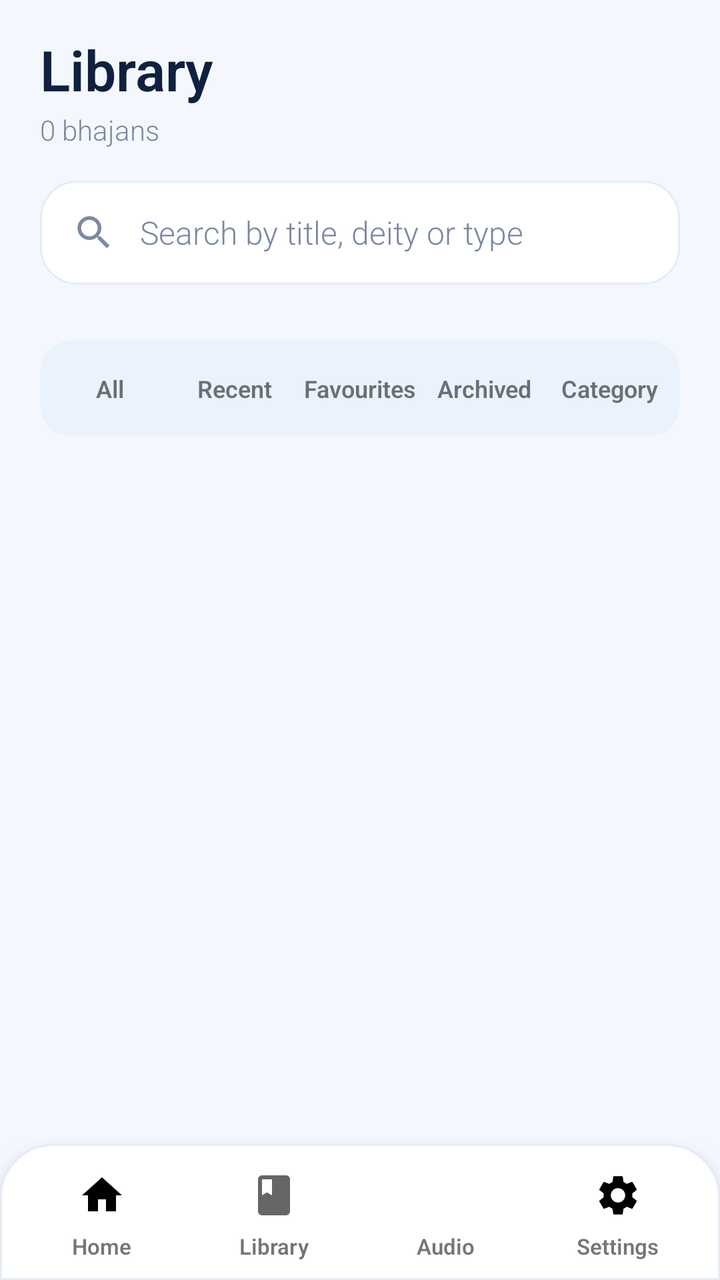
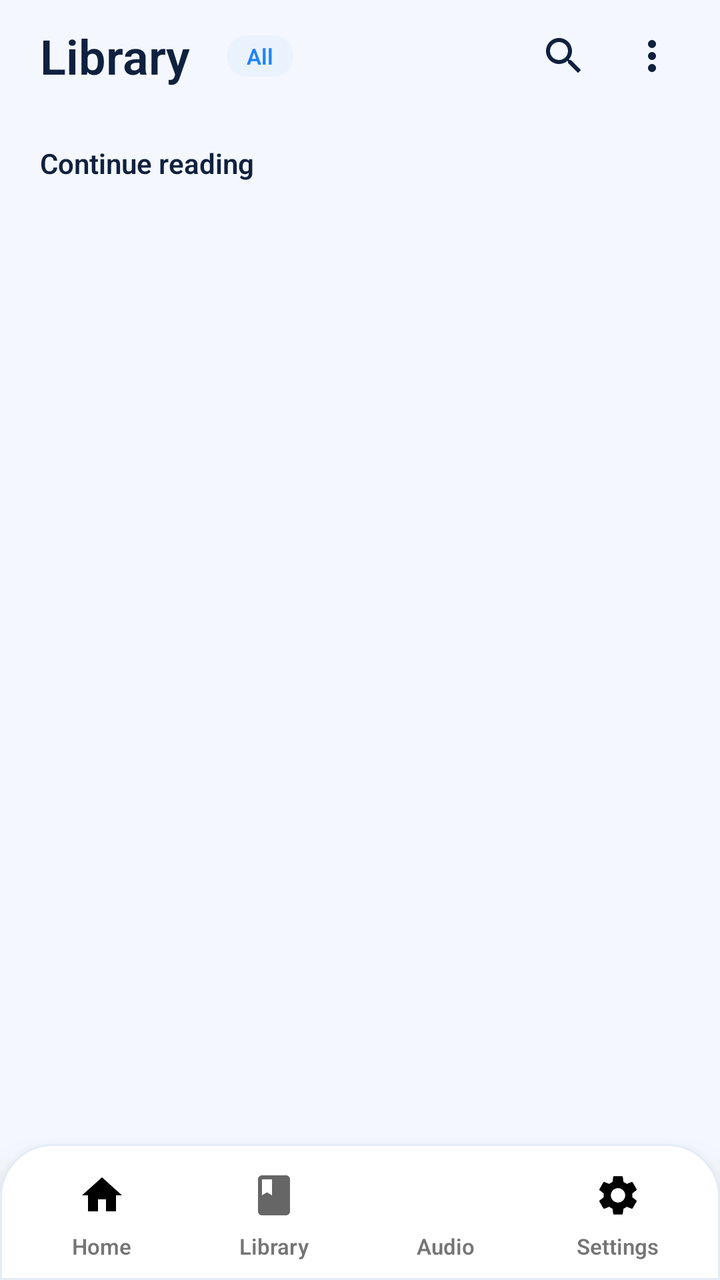

Two renders of the same Android screen: before a commit and after it. Below are the layout's source before the change and the commit's diff.
<!-- AndroidManifest.xml: application theme Theme.BhajanApp -->
<!-- res/layout/activity_library.xml -->
<?xml version="1.0" encoding="utf-8"?>
<LinearLayout xmlns:android="http://schemas.android.com/apk/res/android"
    android:id="@+id/root"
    android:layout_width="match_parent"
    android:layout_height="match_parent"
    android:background="@color/bg"
    android:fitsSystemWindows="true"
    android:focusable="true"
    android:focusableInTouchMode="true"
    android:orientation="vertical">

    <LinearLayout
        android:layout_width="match_parent"
        android:layout_height="wrap_content"
        android:gravity="center_vertical"
        android:orientation="horizontal"
        android:paddingStart="20dp"
        android:paddingEnd="20dp"
        android:paddingTop="16dp">

        <LinearLayout
            android:layout_width="0dp"
            android:layout_height="wrap_content"
            android:layout_weight="1"
            android:orientation="vertical">

            <TextView
                android:layout_width="wrap_content"
                android:layout_height="wrap_content"
                android:text="Library"
                android:textColor="@color/text_primary"
                android:textSize="28sp"
                android:textStyle="bold" />

            <TextView
                android:id="@+id/tv_count"
                android:layout_width="wrap_content"
                android:layout_height="wrap_content"
                android:layout_marginTop="2dp"
                android:text="0 bhajans"
                android:textColor="@color/text_secondary"
                android:textSize="14sp" />
        </LinearLayout>

        <TextView
            android:id="@+id/btn_clear_all"
            android:layout_width="wrap_content"
            android:layout_height="38dp"
            android:background="@drawable/bg_pill"
            android:gravity="center"
            android:paddingStart="16dp"
            android:paddingEnd="16dp"
            android:text="Clear"
            android:textColor="@color/red"
            android:textSize="13sp"
            android:textStyle="bold"
            android:visibility="gone" />
    </LinearLayout>

    <LinearLayout
        android:layout_width="match_parent"
        android:layout_height="52dp"
        android:layout_marginStart="20dp"
        android:layout_marginEnd="20dp"
        android:layout_marginTop="16dp"
        android:background="@drawable/bg_search_bar"
        android:gravity="center_vertical"
        android:orientation="horizontal"
        android:paddingStart="16dp"
        android:paddingEnd="8dp">

        <ImageView
            android:layout_width="22dp"
            android:layout_height="22dp"
            android:src="@drawable/ic_search"
            android:tint="@color/text_secondary" />

        <EditText
            android:id="@+id/et_search"
            android:layout_width="0dp"
            android:layout_height="match_parent"
            android:layout_weight="1"
            android:background="@android:color/transparent"
            android:hint="Search by title, deity or type"
            android:imeOptions="actionSearch"
            android:inputType="text"
            android:maxLines="1"
            android:paddingStart="12dp"
            android:textColor="@color/text_primary"
            android:textColorHint="@color/text_secondary"
            android:textSize="16sp" />

        <ImageView
            android:id="@+id/btn_search_clear"
            android:layout_width="36dp"
            android:layout_height="36dp"
            android:background="?attr/selectableItemBackgroundBorderless"
            android:padding="8dp"
            android:src="@drawable/ic_close"
            android:tint="@color/text_secondary"
            android:visibility="gone" />
    </LinearLayout>

    <androidx.recyclerview.widget.RecyclerView
        android:id="@+id/rv_categories"
        android:layout_width="match_parent"
        android:layout_height="wrap_content"
        android:clipToPadding="false"
        android:paddingStart="20dp"
        android:paddingEnd="20dp"
        android:paddingTop="14dp"
        android:paddingBottom="4dp" />

    
    <LinearLayout
        android:layout_width="match_parent"
        android:layout_height="wrap_content"
        android:layout_marginStart="20dp"
        android:layout_marginEnd="20dp"
        android:layout_marginTop="10dp"
        android:layout_marginBottom="8dp"
        android:background="@drawable/bg_segment"
        android:orientation="horizontal"
        android:padding="4dp">

        <TextView
            android:id="@+id/seg_all"
            android:layout_width="0dp"
            android:layout_height="40dp"
            android:layout_weight="1"
            android:gravity="center"
            android:text="All"
            android:textSize="12sp"
            android:textStyle="bold" />

        <TextView
            android:id="@+id/seg_recent"
            android:layout_width="0dp"
            android:layout_height="40dp"
            android:layout_weight="1"
            android:gravity="center"
            android:text="Recent"
            android:textSize="12sp"
            android:textStyle="bold" />

        <TextView
            android:id="@+id/seg_fav"
            android:layout_width="0dp"
            android:layout_height="40dp"
            android:layout_weight="1"
            android:gravity="center"
            android:text="Favourites"
            android:textSize="12sp"
            android:textStyle="bold" />

        <TextView
            android:id="@+id/seg_archived"
            android:layout_width="0dp"
            android:layout_height="40dp"
            android:layout_weight="1"
            android:gravity="center"
            android:text="Archived"
            android:textSize="12sp"
            android:textStyle="bold" />

        <TextView
            android:id="@+id/seg_category"
            android:layout_width="0dp"
            android:layout_height="40dp"
            android:layout_weight="1"
            android:gravity="center"
            android:text="Category"
            android:textSize="12sp"
            android:textStyle="bold" />
    </LinearLayout>

    <FrameLayout
        android:layout_width="match_parent"
        android:layout_height="0dp"
        android:layout_weight="1">

        <androidx.recyclerview.widget.RecyclerView
            android:id="@+id/recyclerView"
            android:layout_width="match_parent"
            android:layout_height="match_parent"
            android:clipToPadding="false"
            android:paddingTop="4dp"
            android:paddingBottom="16dp" />

        <LinearLayout
            android:id="@+id/empty_state"
            android:layout_width="match_parent"
            android:layout_height="wrap_content"
            android:layout_gravity="center"
            android:gravity="center_horizontal"
            android:orientation="vertical"
            android:paddingStart="40dp"
            android:paddingEnd="40dp"
            android:visibility="gone">

            <ImageView
                android:id="@+id/iv_empty"
                android:layout_width="88dp"
                android:layout_height="88dp"
                android:background="@drawable/bg_circle_card"
                android:padding="26dp"
                android:src="@drawable/ic_search"
                android:tint="@color/accent" />

            <TextView
                android:id="@+id/tv_empty_title"
                android:layout_width="wrap_content"
                android:layout_height="wrap_content"
                android:layout_marginTop="18dp"
                android:textColor="@color/text_primary"
                android:textSize="18sp"
                android:textStyle="bold" />

            <TextView
                android:id="@+id/tv_empty_sub"
                android:layout_width="wrap_content"
                android:layout_height="wrap_content"
                android:layout_marginTop="6dp"
                android:gravity="center"
                android:textColor="@color/text_secondary"
                android:textSize="14sp" />
        </LinearLayout>
    </FrameLayout>

    <include layout="@layout/view_bottom_nav" />
</LinearLayout>
<!-- res/layout/view_bottom_nav.xml (included above) -->
<?xml version="1.0" encoding="utf-8"?>
<LinearLayout xmlns:android="http://schemas.android.com/apk/res/android"
    android:id="@+id/bottom_nav"
    android:layout_width="match_parent"
    android:layout_height="68dp"
    android:background="@drawable/bg_nav"
    android:elevation="12dp"
    android:orientation="horizontal"
    android:paddingStart="8dp"
    android:paddingEnd="8dp">

    <LinearLayout
        android:id="@+id/nav_home"
        android:layout_width="0dp"
        android:layout_height="match_parent"
        android:layout_weight="1"
        android:gravity="center"
        android:orientation="vertical">
        <FrameLayout
            android:id="@+id/nav_home_pill"
            android:layout_width="56dp"
            android:layout_height="32dp">
            <ImageView
                android:id="@+id/nav_home_icon"
                android:layout_width="24dp"
                android:layout_height="24dp"
                android:layout_gravity="center"
                android:src="@drawable/ic_home" />
        </FrameLayout>
        <TextView
            android:id="@+id/nav_home_label"
            android:layout_width="wrap_content"
            android:layout_height="wrap_content"
            android:layout_marginTop="2dp"
            android:text="Home"
            android:textSize="11sp"
            android:textStyle="bold" />
    </LinearLayout>

    <LinearLayout
        android:id="@+id/nav_lyrics"
        android:layout_width="0dp"
        android:layout_height="match_parent"
        android:layout_weight="1"
        android:gravity="center"
        android:orientation="vertical">
        <FrameLayout
            android:id="@+id/nav_lyrics_pill"
            android:layout_width="56dp"
            android:layout_height="32dp">
            <ImageView
                android:id="@+id/nav_lyrics_icon"
                android:layout_width="24dp"
                android:layout_height="24dp"
                android:layout_gravity="center"
                android:src="@drawable/ic_book" />
        </FrameLayout>
        <TextView
            android:id="@+id/nav_lyrics_label"
            android:layout_width="wrap_content"
            android:layout_height="wrap_content"
            android:layout_marginTop="2dp"
            android:text="Library"
            android:textSize="11sp"
            android:textStyle="bold" />
    </LinearLayout>

    <LinearLayout
        android:id="@+id/nav_audio"
        android:layout_width="0dp"
        android:layout_height="match_parent"
        android:layout_weight="1"
        android:gravity="center"
        android:orientation="vertical">
        <FrameLayout
            android:id="@+id/nav_audio_pill"
            android:layout_width="56dp"
            android:layout_height="32dp">
            <ImageView
                android:id="@+id/nav_audio_icon"
                android:layout_width="24dp"
                android:layout_height="24dp"
                android:layout_gravity="center"
                android:src="@drawable/ic_music_note" />
        </FrameLayout>
        <TextView
            android:id="@+id/nav_audio_label"
            android:layout_width="wrap_content"
            android:layout_height="wrap_content"
            android:layout_marginTop="2dp"
            android:text="Audio"
            android:textSize="11sp"
            android:textStyle="bold" />
    </LinearLayout>

    <LinearLayout
        android:id="@+id/nav_settings"
        android:layout_width="0dp"
        android:layout_height="match_parent"
        android:layout_weight="1"
        android:gravity="center"
        android:orientation="vertical">
        <FrameLayout
            android:id="@+id/nav_settings_pill"
            android:layout_width="56dp"
            android:layout_height="32dp">
            <ImageView
                android:id="@+id/nav_settings_icon"
                android:layout_width="24dp"
                android:layout_height="24dp"
                android:layout_gravity="center"
                android:src="@drawable/ic_settings" />
        </FrameLayout>
        <TextView
            android:id="@+id/nav_settings_label"
            android:layout_width="wrap_content"
            android:layout_height="wrap_content"
            android:layout_marginTop="2dp"
            android:text="Settings"
            android:textSize="11sp"
            android:textStyle="bold" />
    </LinearLayout>
</LinearLayout>
<!-- resources referenced by this layout -->
<resources>
  <color name="accent">#2185F5</color>
  <color name="bg">#F4F8FE</color>
  <color name="red">#E5484D</color>
  <color name="text_primary">#10213F</color>
  <color name="text_secondary">#7A8AA3</color>
  <!-- drawable bg_circle_card (drawable) -->
  <?xml version="1.0" encoding="utf-8"?>
  <shape xmlns:android="http://schemas.android.com/apk/res/android" android:shape="oval">
      <solid android:color="@color/card" />
      <stroke android:width="1dp" android:color="@color/card_border" />
  </shape>
  <!-- drawable bg_pill (drawable) -->
  <?xml version="1.0" encoding="utf-8"?>
  <shape xmlns:android="http://schemas.android.com/apk/res/android" android:shape="rectangle">
      <solid android:color="@color/card" />
      <corners android:radius="26dp" />
      <stroke android:width="1dp" android:color="@color/card_border" />
  </shape>
  <!-- drawable bg_search_bar (drawable) -->
  <?xml version="1.0" encoding="utf-8"?>
  <shape xmlns:android="http://schemas.android.com/apk/res/android" android:shape="rectangle">
      <solid android:color="@color/card" />
      <corners android:radius="18dp" />
      <stroke android:width="1dp" android:color="@color/card_border" />
  </shape>
  <!-- drawable bg_segment (drawable) -->
  <?xml version="1.0" encoding="utf-8"?>
  <shape xmlns:android="http://schemas.android.com/apk/res/android" android:shape="rectangle">
      <solid android:color="@color/muted" />
      <corners android:radius="16dp" />
  </shape>
  <color name="card">#FFFFFF</color>
  <color name="card_border">#E4ECF7</color>
  <color name="muted">#EAF2FD</color>
  <!-- unchanged entries left out for length: 8 -->
</resources>

<!-- the commit's change to res/layout/activity_library.xml (unified diff, before → after) -->
@@ -1,4 +1,3 @@
-<?xml version="1.0" encoding="utf-8"?>
 <LinearLayout xmlns:android="http://schemas.android.com/apk/res/android"
     android:id="@+id/root"
     android:layout_width="match_parent"
@@ -9,98 +8,123 @@
     android:focusableInTouchMode="true"
     android:orientation="vertical">
 
-    <LinearLayout
+    
+    <FrameLayout
         android:layout_width="match_parent"
-        android:layout_height="wrap_content"
-        android:gravity="center_vertical"
-        android:orientation="horizontal"
+        android:layout_height="56dp"
+        android:clipChildren="false"
+        android:clipToPadding="false"
         android:paddingStart="20dp"
-        android:paddingEnd="20dp"
-        android:paddingTop="16dp">
+        android:paddingEnd="12dp">
 
         <LinearLayout
-            android:layout_width="0dp"
-            android:layout_height="wrap_content"
-            android:layout_weight="1"
-            android:orientation="vertical">
+            android:id="@+id/title_group"
+            android:layout_width="wrap_content"
+            android:layout_height="match_parent"
+            android:gravity="center_vertical"
+            android:orientation="horizontal">
 
             <TextView
                 android:layout_width="wrap_content"
                 android:layout_height="wrap_content"
                 android:text="Library"
                 android:textColor="@color/text_primary"
-                android:textSize="28sp"
+                android:textSize="24sp"
                 android:textStyle="bold" />
 
             <TextView
                 android:id="@+id/tv_count"
                 android:layout_width="wrap_content"
                 android:layout_height="wrap_content"
-                android:layout_marginTop="2dp"
-                android:text="0 bhajans"
+                android:layout_marginStart="10dp"
                 android:textColor="@color/text_secondary"
-                android:textSize="14sp" />
+                android:textSize="13sp" />
+
+            <TextView
+                android:id="@+id/tv_active_view"
+                android:layout_width="wrap_content"
+                android:layout_height="wrap_content"
+                android:layout_marginStart="8dp"
+                android:background="@drawable/bg_tag"
+                android:paddingStart="10dp"
+                android:paddingEnd="10dp"
+                android:paddingTop="3dp"
+                android:paddingBottom="3dp"
+                android:text="All"
+                android:textColor="@color/accent"
+                android:textSize="11sp"
+                android:textStyle="bold" />
         </LinearLayout>
 
-        <TextView
-            android:id="@+id/btn_clear_all"
-            android:layout_width="wrap_content"
-            android:layout_height="38dp"
-            android:background="@drawable/bg_pill"
-            android:gravity="center"
-            android:paddingStart="16dp"
-            android:paddingEnd="16dp"
-            android:text="Clear"
-            android:textColor="@color/red"
-            android:textSize="13sp"
-            android:textStyle="bold"
-            android:visibility="gone" />
-    </LinearLayout>
-
-    <LinearLayout
-        android:layout_width="match_parent"
-        android:layout_height="52dp"
-        android:layout_marginStart="20dp"
-        android:layout_marginEnd="20dp"
-        android:layout_marginTop="16dp"
-        android:background="@drawable/bg_search_bar"
-        android:gravity="center_vertical"
-        android:orientation="horizontal"
-        android:paddingStart="16dp"
-        android:paddingEnd="8dp">
-
-        <ImageView
-            android:layout_width="22dp"
-            android:layout_height="22dp"
-            android:src="@drawable/ic_search"
-            android:tint="@color/text_secondary" />
-
-        <EditText
-            android:id="@+id/et_search"
-            android:layout_width="0dp"
+        <LinearLayout
+            android:id="@+id/search_inline"
+            android:layout_width="match_parent"
             android:layout_height="match_parent"
-            android:layout_weight="1"
-            android:background="@android:color/transparent"
-            android:hint="Search by title, deity or type"
-            android:imeOptions="actionSearch"
-            android:inputType="text"
-            android:maxLines="1"
-            android:paddingStart="12dp"
-            android:textColor="@color/text_primary"
-            android:textColorHint="@color/text_secondary"
-            android:textSize="16sp" />
-
-        <ImageView
-            android:id="@+id/btn_search_clear"
-            android:layout_width="36dp"
-            android:layout_height="36dp"
-            android:background="?attr/selectableItemBackgroundBorderless"
-            android:padding="8dp"
-            android:src="@drawable/ic_close"
-            android:tint="@color/text_secondary"
-            android:visibility="gone" />
-    </LinearLayout>
-
+            android:layout_marginEnd="96dp"
+            android:gravity="center_vertical"
+            android:orientation="horizontal"
+            android:translationX="200dp"
+            android:visibility="invisible">
+
+            <EditText
+                android:id="@+id/et_search"
+                android:layout_width="0dp"
+                android:layout_height="42dp"
+                android:layout_weight="1"
+                android:background="@drawable/bg_search_bar"
+                android:hint="Search bhajans..."
+                android:imeOptions="actionSearch"
+                android:inputType="text"
+                android:maxLines="1"
+                android:paddingStart="14dp"
+                android:paddingEnd="8dp"
+                android:textColor="@color/text_primary"
+                android:textColorHint="@color/text_secondary"
+                android:textSize="15sp" />
+
+            <ImageView
+                android:id="@+id/btn_search_clear"
+                android:layout_width="36dp"
+                android:layout_height="36dp"
+                android:layout_marginStart="4dp"
+                android:background="?attr/selectableItemBackgroundBorderless"
+                android:contentDescription="Clear search"
+                android:padding="8dp"
+                android:src="@drawable/ic_close"
+                android:tint="@color/text_secondary"
+                android:visibility="gone" />
+        </LinearLayout>
+
+        <LinearLayout
+            android:layout_width="wrap_content"
+            android:layout_height="match_parent"
+            android:layout_gravity="end"
+            android:gravity="center_vertical"
+            android:orientation="horizontal">
+
+            <ImageView
+                android:id="@+id/btn_search_toggle"
+                android:layout_width="44dp"
+                android:layout_height="44dp"
+                android:background="?attr/selectableItemBackgroundBorderless"
+                android:contentDescription="Search"
+                android:padding="10dp"
+                android:src="@drawable/ic_search"
+                android:tint="@color/text_primary" />
+
+            <ImageView
+                android:id="@+id/btn_overflow"
+                android:layout_width="44dp"
+                android:layout_height="44dp"
+                android:background="?attr/selectableItemBackgroundBorderless"
+                android:contentDescription="More options"
+                android:padding="10dp"
+                android:src="@drawable/ic_more_vert"
+                android:tint="@color/text_primary" />
+        </LinearLayout>
+    </FrameLayout>
+
+    
     <androidx.recyclerview.widget.RecyclerView
         android:id="@+id/rv_categories"
         android:layout_width="match_parent"
@@ -108,72 +132,77 @@
         android:clipToPadding="false"
         android:paddingStart="20dp"
         android:paddingEnd="20dp"
-        android:paddingTop="14dp"
-        android:paddingBottom="4dp" />
+        android:paddingTop="8dp"
+        android:paddingBottom="2dp" />
 
     
     <LinearLayout
+        android:id="@+id/recent_strip_container"
         android:layout_width="match_parent"
         android:layout_height="wrap_content"
-        android:layout_marginStart="20dp"
-        android:layout_marginEnd="20dp"
-        android:layout_marginTop="10dp"
-        android:layout_marginBottom="8dp"
-        android:background="@drawable/bg_segment"
-        android:orientation="horizontal"
-        android:padding="4dp">
+        android:orientation="vertical">
 
         <TextView
-            android:id="@+id/seg_all"
-            android:layout_width="0dp"
-            android:layout_height="40dp"
-            android:layout_weight="1"
+            android:layout_width="wrap_content"
+            android:layout_height="wrap_content"
+            android:layout_marginStart="20dp"
+            android:layout_marginTop="6dp"
+            android:text="Continue reading"
+            android:textColor="@color/text_primary"
+            android:textSize="14sp"
+            android:textStyle="bold" />
+
+        
+        <HorizontalScrollView
+            android:id="@+id/recent_scroll"
+            android:layout_width="match_parent"
+            android:layout_height="wrap_content"
+            android:clipToPadding="false"
+            android:overScrollMode="never"
+            android:paddingStart="20dp"
+            android:paddingEnd="20dp"
+            android:scrollbars="none"
+            android:visibility="gone">
+
+            <LinearLayout
+                android:id="@+id/recent_strip"
+                android:layout_width="wrap_content"
+                android:layout_height="wrap_content"
+                android:orientation="horizontal"
+                android:paddingTop="6dp"
+                android:paddingBottom="2dp" />
+        </HorizontalScrollView>
+
+        
+        <LinearLayout
+            android:id="@+id/recent_empty"
+            android:layout_width="match_parent"
+            android:layout_height="48dp"
+            android:layout_marginStart="20dp"
+            android:layout_marginEnd="20dp"
+            android:layout_marginTop="6dp"
+            android:background="@drawable/bg_card"
             android:gravity="center"
-            android:text="All"
-            android:textSize="12sp"
-            android:textStyle="bold" />
-
-        <TextView
-            android:id="@+id/seg_recent"
-            android:layout_width="0dp"
-            android:layout_height="40dp"
-            android:layout_weight="1"
-            android:gravity="center"
-            android:text="Recent"
-            android:textSize="12sp"
-            android:textStyle="bold" />
-
-        <TextView
-            android:id="@+id/seg_fav"
-            android:layout_width="0dp"
-            android:layout_height="40dp"
-            android:layout_weight="1"
-            android:gravity="center"
-            android:text="Favourites"
-            android:textSize="12sp"
-            android:textStyle="bold" />
-
-        <TextView
-            android:id="@+id/seg_archived"
-            android:layout_width="0dp"
-            android:layout_height="40dp"
-            android:layout_weight="1"
-            android:gravity="center"
-            android:text="Archived"
-            android:textSize="12sp"
-            android:textStyle="bold" />
-
-        <TextView
-            android:id="@+id/seg_category"
-            android:layout_width="0dp"
-            android:layout_height="40dp"
-            android:layout_weight="1"
-            android:gravity="center"
-            android:text="Category"
-            android:textSize="12sp"
-            android:textStyle="bold" />
+            android:orientation="horizontal"
+            android:visibility="gone">
+
+            <ImageView
+                android:layout_width="18dp"
+                android:layout_height="18dp"
+                android:src="@drawable/ic_history"
+                android:tint="@color/text_secondary" />
+
+            <TextView
+                android:layout_width="wrap_content"
+                android:layout_height="wrap_content"
+                android:layout_marginStart="10dp"
+                android:text="No recent bhajans"
+                android:textColor="@color/text_secondary"
+                android:textSize="13sp" />
+        </LinearLayout>
     </LinearLayout>
 
+    
     <FrameLayout
         android:layout_width="match_parent"
         android:layout_height="0dp"
@@ -200,10 +229,10 @@
 
             <ImageView
                 android:id="@+id/iv_empty"
-                android:layout_width="88dp"
-                android:layout_height="88dp"
+                android:layout_width="72dp"
+                android:layout_height="72dp"
                 android:background="@drawable/bg_circle_card"
-                android:padding="26dp"
+                android:padding="22dp"
                 android:src="@drawable/ic_search"
                 android:tint="@color/accent" />
 
@@ -211,9 +240,9 @@
                 android:id="@+id/tv_empty_title"
                 android:layout_width="wrap_content"
                 android:layout_height="wrap_content"
-                android:layout_marginTop="18dp"
+                android:layout_marginTop="14dp"
                 android:textColor="@color/text_primary"
-                android:textSize="18sp"
+                android:textSize="17sp"
                 android:textStyle="bold" />
 
             <TextView
@@ -224,7 +253,39 @@
                 android:gravity="center"
                 android:textColor="@color/text_secondary"
                 android:textSize="14sp" />
+
+            <TextView
+                android:id="@+id/btn_empty_action"
+                android:layout_width="wrap_content"
+                android:layout_height="40dp"
+                android:layout_marginTop="14dp"
+                android:background="@drawable/bg_pill"
+                android:gravity="center"
+                android:paddingStart="20dp"
+                android:paddingEnd="20dp"
+                android:text="Browse all bhajans"
+                android:textColor="@color/accent"
+                android:textSize="14sp"
+                android:textStyle="bold"
+                android:visibility="gone" />
         </LinearLayout>
+
+        
+        <ImageView
+            android:id="@+id/fab_add"
+            android:layout_width="56dp"
+            android:layout_height="56dp"
+            android:layout_gravity="bottom|end"
+            android:layout_marginEnd="20dp"
+            android:layout_marginBottom="16dp"
+            android:background="@drawable/bg_circle_accent"
+            android:contentDescription="Add new"
+            android:elevation="8dp"
+            android:foreground="?attr/selectableItemBackgroundBorderless"
+            android:padding="16dp"
+            android:src="@drawable/ic_add"
+            android:tint="@color/on_gradient"
+            android:visibility="gone" />
     </FrameLayout>
 
     <include layout="@layout/view_bottom_nav" />
<!-- resource entries referenced after the edit -->
@@ -2,9 +2,25 @@
 <resources>
   <color name="accent">#2185F5</color>
   <color name="bg">#F4F8FE</color>
-  <color name="red">#E5484D</color>
+  <color name="on_gradient">#FFFFFF</color>
   <color name="text_primary">#10213F</color>
   <color name="text_secondary">#7A8AA3</color>
+  <!-- drawable bg_card (drawable) -->
+  <?xml version="1.0" encoding="utf-8"?>
+  <shape xmlns:android="http://schemas.android.com/apk/res/android" android:shape="rectangle">
+      <solid android:color="@color/card" />
+      <corners android:radius="22dp" />
+      <stroke android:width="1dp" android:color="@color/card_border" />
+  </shape>
+  <!-- drawable bg_circle_accent (drawable) -->
+  <?xml version="1.0" encoding="utf-8"?>
+  <shape xmlns:android="http://schemas.android.com/apk/res/android" android:shape="oval">
+      <gradient
+          android:angle="315"
+          android:endColor="@color/accent_light"
+          android:startColor="@color/accent"
+          android:type="linear" />
+  </shape>
   <!-- drawable bg_circle_card (drawable) -->
   <?xml version="1.0" encoding="utf-8"?>
   <shape xmlns:android="http://schemas.android.com/apk/res/android" android:shape="oval">
@@ -25,14 +41,46 @@
       <corners android:radius="18dp" />
       <stroke android:width="1dp" android:color="@color/card_border" />
   </shape>
-  <!-- drawable bg_segment (drawable) -->
+  <!-- drawable bg_tag (drawable) -->
   <?xml version="1.0" encoding="utf-8"?>
   <shape xmlns:android="http://schemas.android.com/apk/res/android" android:shape="rectangle">
       <solid android:color="@color/muted" />
-      <corners android:radius="16dp" />
+      <corners android:radius="10dp" />
   </shape>
+  <!-- drawable ic_add (drawable) -->
+  <vector xmlns:android="http://schemas.android.com/apk/res/android"
+      android:width="24dp"
+      android:height="24dp"
+      android:viewportWidth="24"
+      android:viewportHeight="24">
+      <path
+          android:fillColor="#FF000000"
+          android:pathData="M19,13h-6v6h-2v-6H5v-2h6V5h2v6h6v2z" />
+  </vector>
+  <!-- drawable ic_history (drawable) -->
+  <vector xmlns:android="http://schemas.android.com/apk/res/android"
+      android:width="24dp"
+      android:height="24dp"
+      android:viewportWidth="24"
+      android:viewportHeight="24">
+      <path
+          android:fillColor="#FF000000"
+          android:pathData="M13,3a9,9 0 0,0 -9,9H1l3.89,3.89 0.07,0.14L9,12H6a7,7 0 1,1 7,7c-1.9,0 -3.6,-0.76 -4.85,-1.99l-1.42,1.42A8.96,8.96 0 0,0 13,21a9,9 0 0,0 0,-18zM12,8v5l4.28,2.54 0.72,-1.21 -3.5,-2.08V8H12z" />
+  </vector>
+  <!-- drawable ic_more_vert (drawable) -->
+  <vector xmlns:android="http://schemas.android.com/apk/res/android"
+      android:width="24dp"
+      android:height="24dp"
+      android:viewportWidth="24"
+      android:viewportHeight="24"
+      android:tint="?attr/colorControlNormal">
+      <path
+          android:fillColor="@android:color/white"
+          android:pathData="M12,8c1.1,0 2,-0.9 2,-2s-0.9,-2 -2,-2 -2,0.9 -2,2 0.9,2 2,2zM12,10c-1.1,0 -2,0.9 -2,2s0.9,2 2,2 2,-0.9 2,-2 -0.9,-2 -2,-2zM12,16c-1.1,0 -2,0.9 -2,2s0.9,2 2,2 2,-0.9 2,-2 -0.9,-2 -2,-2z"/>
+  </vector>
   <color name="card">#FFFFFF</color>
   <color name="card_border">#E4ECF7</color>
+  <color name="accent_light">#4FB6FF</color>
   <color name="muted">#EAF2FD</color>
   <!-- unchanged entries left out for length: 8 -->
 </resources>
